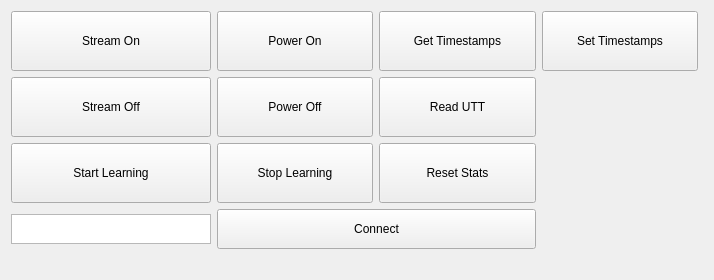
Old version of the form mainwindow.ui in the repository DephyInc/plan_network_interface.
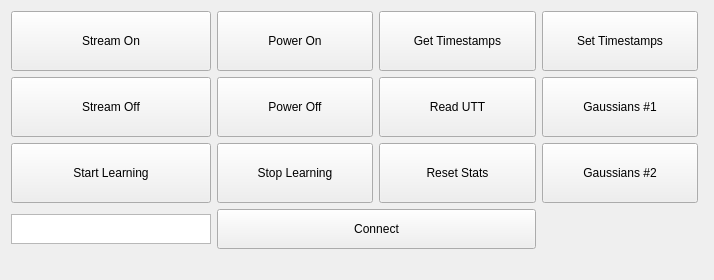
New version of the form.

Commit message: Adding support for gaussians

Patch:
```diff
--- a/mainwindow.ui
+++ b/mainwindow.ui
@@ -231,6 +231,32 @@
         </property>
        </widget>
       </item>
+      <item row="1" column="3">
+       <widget class="QPushButton" name="pushButton_12">
+        <property name="sizePolicy">
+         <sizepolicy hsizetype="MinimumExpanding" vsizetype="MinimumExpanding">
+          <horstretch>0</horstretch>
+          <verstretch>0</verstretch>
+         </sizepolicy>
+        </property>
+        <property name="text">
+         <string>Gaussians #1</string>
+        </property>
+       </widget>
+      </item>
+      <item row="2" column="3">
+       <widget class="QPushButton" name="pushButton_13">
+        <property name="sizePolicy">
+         <sizepolicy hsizetype="MinimumExpanding" vsizetype="MinimumExpanding">
+          <horstretch>0</horstretch>
+          <verstretch>0</verstretch>
+         </sizepolicy>
+        </property>
+        <property name="text">
+         <string>Gaussians #2</string>
+        </property>
+       </widget>
+      </item>
      </layout>
     </item>
    </layout>
```
The commit also changes 4 other files.
